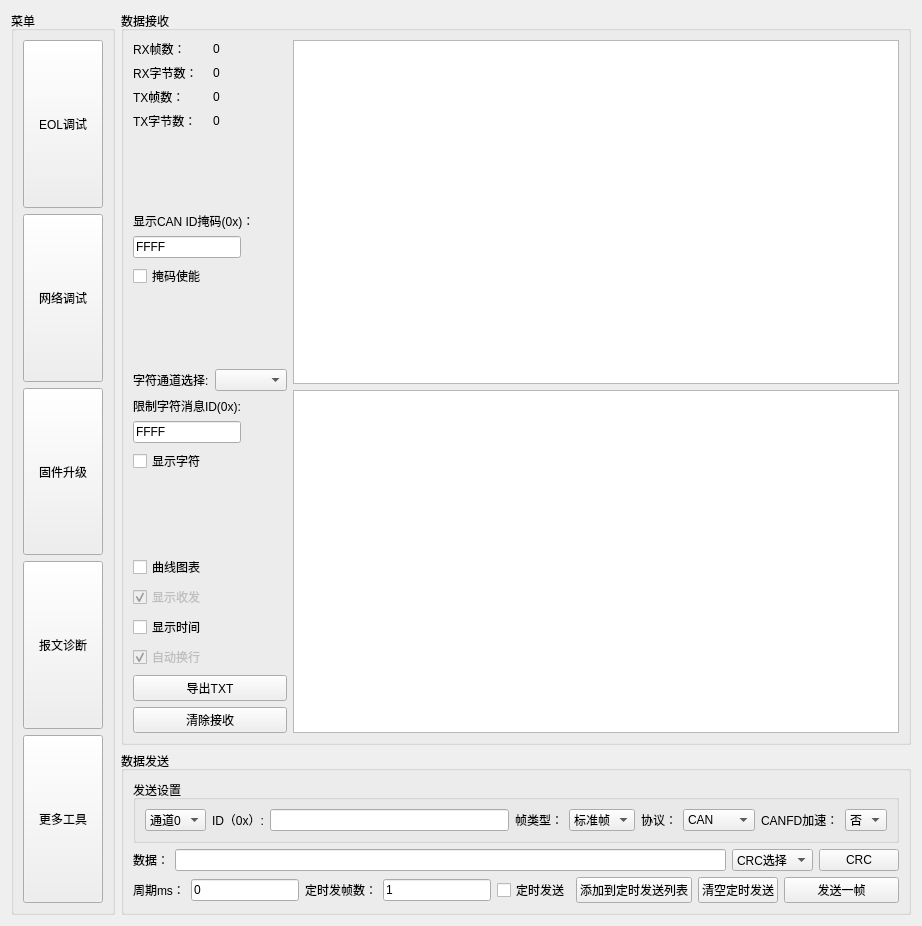
Above: more_window/more_window.ui from aron566/EOL_CAN_Tool before the change. Below: the same form after it.
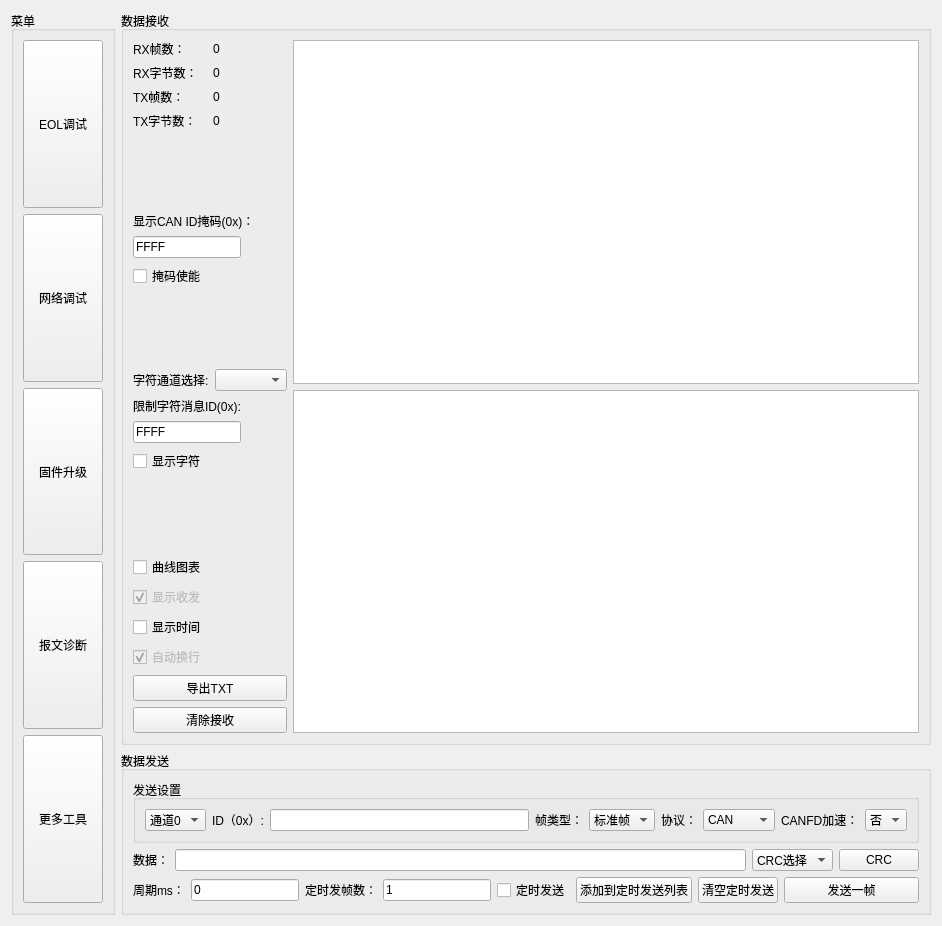
That is the form after the change.

Commit message: <feat>: <布局优化>

What changed in the file:
```diff
--- a/more_window/more_window.ui
+++ b/more_window/more_window.ui
@@ -6,7 +6,7 @@
    <rect>
     <x>0</x>
     <y>0</y>
-    <width>922</width>
+    <width>942</width>
     <height>926</height>
    </rect>
   </property>
@@ -416,6 +416,12 @@
    </item>
    <item row="1" column="1">
     <widget class="QGroupBox" name="send_data_groupBox">
+     <property name="sizePolicy">
+      <sizepolicy hsizetype="Preferred" vsizetype="Fixed">
+       <horstretch>0</horstretch>
+       <verstretch>0</verstretch>
+      </sizepolicy>
+     </property>
      <property name="title">
       <string>数据发送</string>
      </property>
```
